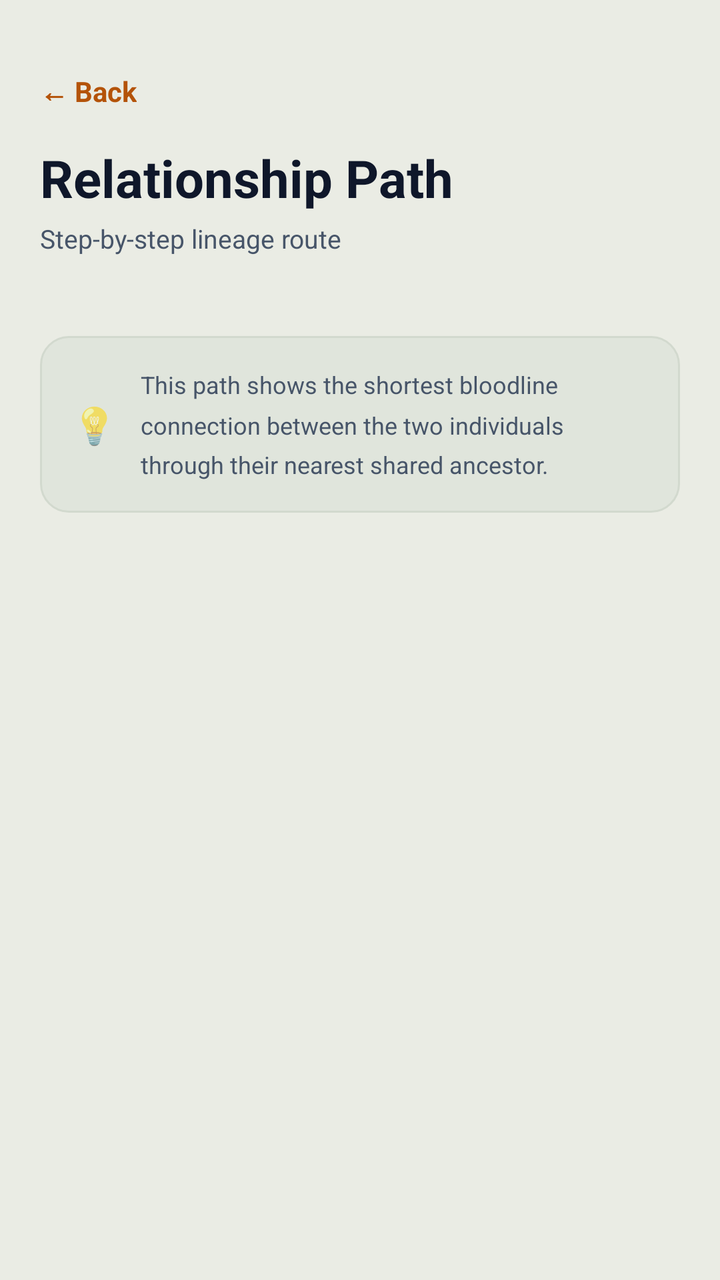
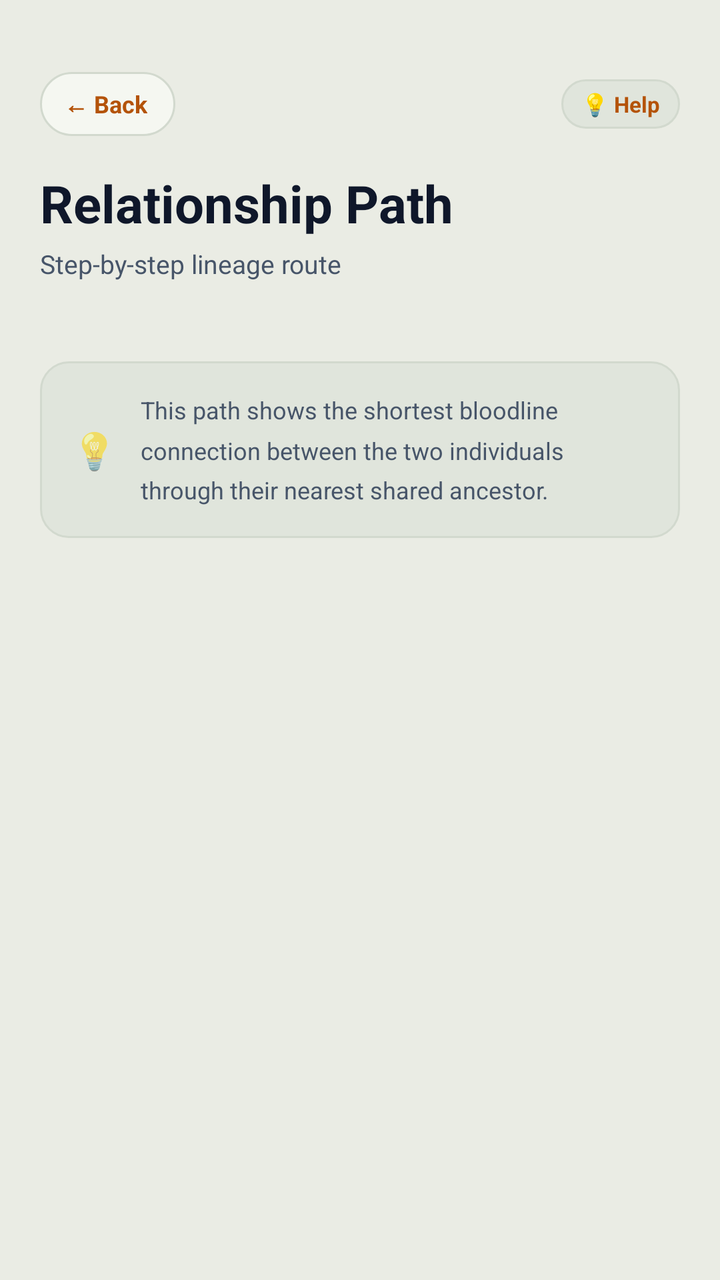

An Android layout rendered at two revisions. The XML below is the earlier revision; the diff shows what the commit changed to produce the second picture.
<!-- AndroidManifest.xml: application theme Theme.BTProject2 -->
<!-- res/layout/activity_relationship_path.xml -->
<?xml version="1.0" encoding="utf-8"?>
<ScrollView xmlns:android="http://schemas.android.com/apk/res/android"
    android:layout_width="match_parent"
    android:layout_height="match_parent"
    android:background="@color/forest_bg"
    android:fitsSystemWindows="true">

    <LinearLayout
        android:layout_width="match_parent"
        android:layout_height="wrap_content"
        android:orientation="vertical"
        android:paddingTop="36dp"
        android:paddingStart="20dp"
        android:paddingEnd="20dp"
        android:paddingBottom="32dp">

        <TextView
            android:id="@+id/btnBack"
            android:layout_width="wrap_content"
            android:layout_height="wrap_content"
            android:text="← Back"
            android:textSize="14sp"
            android:textStyle="bold"
            android:textColor="@color/gold_accent"
            android:layout_marginBottom="16dp"
            android:clickable="true"
            android:focusable="true" />

        <TextView
            android:layout_width="wrap_content"
            android:layout_height="wrap_content"
            android:text="Relationship Path"
            android:textSize="26sp"
            android:textStyle="bold"
            android:textColor="@color/text_primary"
            android:layout_marginBottom="4dp" />

        <TextView
            android:id="@+id/tvPathSubtitle"
            android:layout_width="wrap_content"
            android:layout_height="wrap_content"
            android:text="Step-by-step lineage route"
            android:textSize="13sp"
            android:textColor="@color/text_secondary"
            android:layout_marginBottom="24dp" />

        
        <LinearLayout
            android:id="@+id/layoutHeroSummary"
            android:layout_width="match_parent"
            android:layout_height="wrap_content"
            android:orientation="vertical"
            android:background="@drawable/bg_hero_card"
            android:padding="20dp"
            android:gravity="center"
            android:layout_marginBottom="20dp"
            android:visibility="gone">

            <TextView
                android:id="@+id/tvConsanguinityBadge"
                android:layout_width="wrap_content"
                android:layout_height="wrap_content"
                android:text="3RD CIVIL DEGREE · COLLATERAL LINE"
                android:textSize="10sp"
                android:textStyle="bold"
                android:textColor="@color/gold_accent"
                android:background="@drawable/badge_pill_dark"
                android:paddingStart="12dp"
                android:paddingEnd="12dp"
                android:paddingTop="5dp"
                android:paddingBottom="5dp"
                android:letterSpacing="0.08"
                android:layout_marginBottom="10dp" />

            <TextView
                android:id="@+id/tvRelationshipHeading"
                android:layout_width="wrap_content"
                android:layout_height="wrap_content"
                android:text=""
                android:textSize="22sp"
                android:textStyle="bold"
                android:textColor="@color/text_primary"
                android:gravity="center"
                android:layout_marginBottom="6dp" />

            <TextView
                android:id="@+id/tvSharedAncestorSummary"
                android:layout_width="wrap_content"
                android:layout_height="wrap_content"
                android:text=""
                android:textSize="12sp"
                android:textColor="@color/text_secondary"
                android:gravity="center"
                android:layout_marginBottom="16dp" />

            <Button
                android:id="@+id/btnHighlightOnTreeHeader"
                android:layout_width="match_parent"
                android:layout_height="46dp"
                android:text="🌿  View Highlight on Tree Canvas"
                android:textSize="13sp"
                android:textStyle="bold"
                android:textColor="@color/white"
                android:backgroundTint="@color/gold_accent"
                android:textAllCaps="false" />
        </LinearLayout>

        
        <LinearLayout
            android:id="@+id/pathContainer"
            android:layout_width="match_parent"
            android:layout_height="wrap_content"
            android:orientation="vertical"
            android:gravity="center_horizontal" />

        
        <LinearLayout
            android:id="@+id/layoutBottomActions"
            android:layout_width="match_parent"
            android:layout_height="wrap_content"
            android:orientation="vertical"
            android:layout_marginTop="20dp"
            android:visibility="gone">

            <Button
                android:id="@+id/btnHighlightOnTreeBottom"
                android:layout_width="match_parent"
                android:layout_height="48dp"
                android:text="🌿  View Highlight on Tree Canvas"
                android:textSize="13sp"
                android:textStyle="bold"
                android:textColor="@color/white"
                android:backgroundTint="@color/gold_accent"
                android:textAllCaps="false"
                android:layout_marginBottom="10dp" />

            <Button
                android:id="@+id/btnViewReport"
                android:layout_width="match_parent"
                android:layout_height="46dp"
                android:text="📄  View Official Relationship Report"
                android:textSize="13sp"
                android:textStyle="bold"
                android:textColor="@color/text_primary"
                android:background="@drawable/btn_dark_secondary"
                android:textAllCaps="false"
                android:layout_marginBottom="10dp" />
        </LinearLayout>

        
        <LinearLayout
            android:layout_width="match_parent"
            android:layout_height="wrap_content"
            android:background="@drawable/note_bg"
            android:padding="16dp"
            android:orientation="horizontal"
            android:gravity="center_vertical"
            android:layout_marginTop="16dp">

            <TextView
                android:layout_width="wrap_content"
                android:layout_height="wrap_content"
                android:text="💡"
                android:textSize="18sp"
                android:layout_marginEnd="12dp" />

            <TextView
                android:id="@+id/tvPathNote"
                android:layout_width="0dp"
                android:layout_height="wrap_content"
                android:layout_weight="1"
                android:text="This path shows the shortest bloodline connection between the two individuals through their nearest shared ancestor."
                android:textSize="12sp"
                android:textColor="@color/text_secondary"
                android:lineSpacingMultiplier="1.4" />
        </LinearLayout>

    </LinearLayout>
</ScrollView>
<!-- resources referenced by this layout -->
<resources>
  <color name="forest_bg">#EAECE4</color>
  <color name="gold_accent">#B45309</color>
  <color name="text_primary">#0F172A</color>
  <color name="text_secondary">#475569</color>
  <color name="white">#FFFFFF</color>
  <!-- drawable badge_pill_dark (drawable) -->
  <?xml version="1.0" encoding="utf-8"?>
  <shape xmlns:android="http://schemas.android.com/apk/res/android"
      android:shape="rectangle">
      <solid android:color="@color/forest_card_light" />
      <corners android:radius="20dp" />
      <stroke
          android:width="1dp"
          android:color="@color/forest_card_border" />
  </shape>
  <!-- drawable bg_hero_card (drawable) -->
  <?xml version="1.0" encoding="utf-8"?>
  <shape xmlns:android="http://schemas.android.com/apk/res/android"
      android:shape="rectangle">
      <solid android:color="@color/forest_card" />
      <corners android:radius="24dp" />
      <stroke
          android:width="1dp"
          android:color="@color/forest_card_border" />
  </shape>
  <!-- drawable btn_dark_secondary (drawable) -->
  <?xml version="1.0" encoding="utf-8"?>
  <ripple xmlns:android="http://schemas.android.com/apk/res/android"
      android:color="#20FFFFFF">
      <item>
          <shape android:shape="rectangle">
              <solid android:color="@color/forest_card_light" />
              <corners android:radius="14dp" />
              <stroke
                  android:width="1dp"
                  android:color="@color/forest_card_border" />
          </shape>
      </item>
  </ripple>
  <!-- drawable note_bg (drawable) -->
  <?xml version="1.0" encoding="utf-8"?>
  <shape xmlns:android="http://schemas.android.com/apk/res/android"
      android:shape="rectangle">
      <solid android:color="@color/forest_card_light" />
      <corners android:radius="14dp" />
      <stroke android:width="1dp" android:color="@color/forest_card_border" />
  </shape>
  <style name="Theme.BTProject2" parent="Theme.MaterialComponents.DayNight.NoActionBar">
          <item name="colorPrimary">@color/gold_accent</item>
          <item name="colorPrimaryDark">@color/gold_accent_dark</item>
          <item name="colorAccent">@color/gold_accent</item>
          <item name="android:windowBackground">@color/forest_bg</item>
          <item name="android:statusBarColor">@color/forest_bg</item>
          <item name="android:windowLightStatusBar">true</item>
      </style>
  <color name="forest_card_light">#E0E5DC</color>
  <color name="forest_card_border">#D2D9CE</color>
  <color name="forest_card">#F5F7F1</color>
  <color name="gold_accent_dark">#78350F</color>
</resources>

<!-- the commit's change to res/layout/activity_relationship_path.xml (unified diff, before → after) -->
@@ -14,17 +14,50 @@
         android:paddingEnd="20dp"
         android:paddingBottom="32dp">
 
-        <TextView
-            android:id="@+id/btnBack"
-            android:layout_width="wrap_content"
-            android:layout_height="wrap_content"
-            android:text="← Back"
-            android:textSize="14sp"
-            android:textStyle="bold"
-            android:textColor="@color/gold_accent"
-            android:layout_marginBottom="16dp"
-            android:clickable="true"
-            android:focusable="true" />
+        
+        <LinearLayout
+            android:layout_width="match_parent"
+            android:layout_height="wrap_content"
+            android:orientation="horizontal"
+            android:gravity="center_vertical"
+            android:layout_marginBottom="16dp">
+
+            <TextView
+                android:id="@+id/btnBack"
+                android:layout_width="wrap_content"
+                android:layout_height="32dp"
+                android:background="@drawable/bg_nav_back_pill"
+                android:gravity="center_vertical"
+                android:paddingStart="12dp"
+                android:paddingEnd="14dp"
+                android:text="← Back"
+                android:textSize="12sp"
+                android:textStyle="bold"
+                android:textColor="@color/primary"
+                android:clickable="true"
+                android:focusable="true" />
+
+            <View
+                android:layout_width="0dp"
+                android:layout_height="1dp"
+                android:layout_weight="1" />
+
+            <TextView
+                android:id="@+id/btnQuickAssistPath"
+                android:layout_width="wrap_content"
+                android:layout_height="wrap_content"
+                android:text="💡 Help"
+                android:textSize="11sp"
+                android:textStyle="bold"
+                android:textColor="@color/gold_accent"
+                android:background="@drawable/badge_pill_dark"
+                android:paddingStart="10dp"
+                android:paddingEnd="10dp"
+                android:paddingTop="5dp"
+                android:paddingBottom="5dp"
+                android:clickable="true"
+                android:focusable="true" />
+        </LinearLayout>
 
         <TextView
             android:layout_width="wrap_content"
<!-- resource entries referenced after the edit -->
@@ -2,6 +2,7 @@
 <resources>
   <color name="forest_bg">#EAECE4</color>
   <color name="gold_accent">#B45309</color>
+  <color name="primary">#B45309</color>
   <color name="text_primary">#0F172A</color>
   <color name="text_secondary">#475569</color>
   <color name="white">#FFFFFF</color>
@@ -25,6 +26,20 @@
           android:width="1dp"
           android:color="@color/forest_card_border" />
   </shape>
+  <!-- drawable bg_nav_back_pill (drawable) -->
+  <?xml version="1.0" encoding="utf-8"?>
+  <ripple xmlns:android="http://schemas.android.com/apk/res/android"
+      android:color="@color/gold_accent">
+      <item>
+          <shape android:shape="rectangle">
+              <solid android:color="@color/card_bg" />
+              <corners android:radius="20dp" />
+              <stroke
+                  android:width="1dp"
+                  android:color="@color/card_border" />
+          </shape>
+      </item>
+  </ripple>
   <!-- drawable btn_dark_secondary (drawable) -->
   <?xml version="1.0" encoding="utf-8"?>
   <ripple xmlns:android="http://schemas.android.com/apk/res/android"
@@ -58,6 +73,8 @@
   <color name="forest_card_light">#E0E5DC</color>
   <color name="forest_card_border">#D2D9CE</color>
   <color name="forest_card">#F5F7F1</color>
+  <color name="card_bg">#F5F7F1</color>
+  <color name="card_border">#D2D9CE</color>
   <color name="gold_accent_dark">#78350F</color>
 </resources>
 
